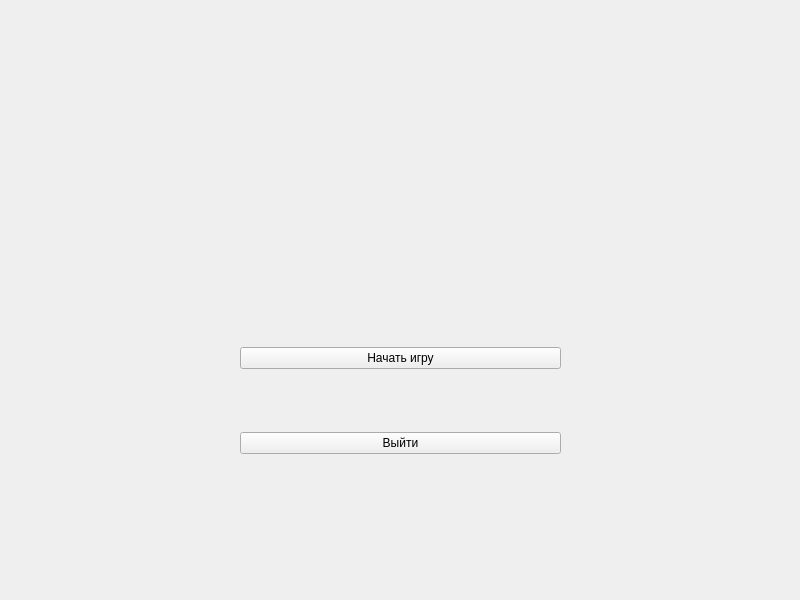
AnastasiiaGorelova/Eclipse, file main_game/src/game_window.ui: the form before one commit.
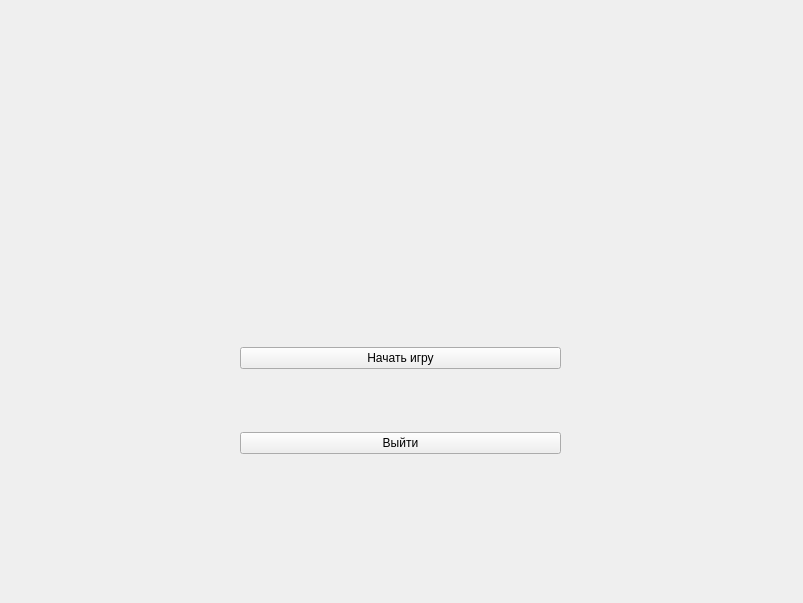
The form after the commit.

Patch:
```diff
--- a/main_game/src/game_window.ui
+++ b/main_game/src/game_window.ui
@@ -6,8 +6,8 @@
    <rect>
     <x>0</x>
     <y>0</y>
-    <width>800</width>
-    <height>600</height>
+    <width>803</width>
+    <height>603</height>
    </rect>
   </property>
   <property name="windowTitle">
```
